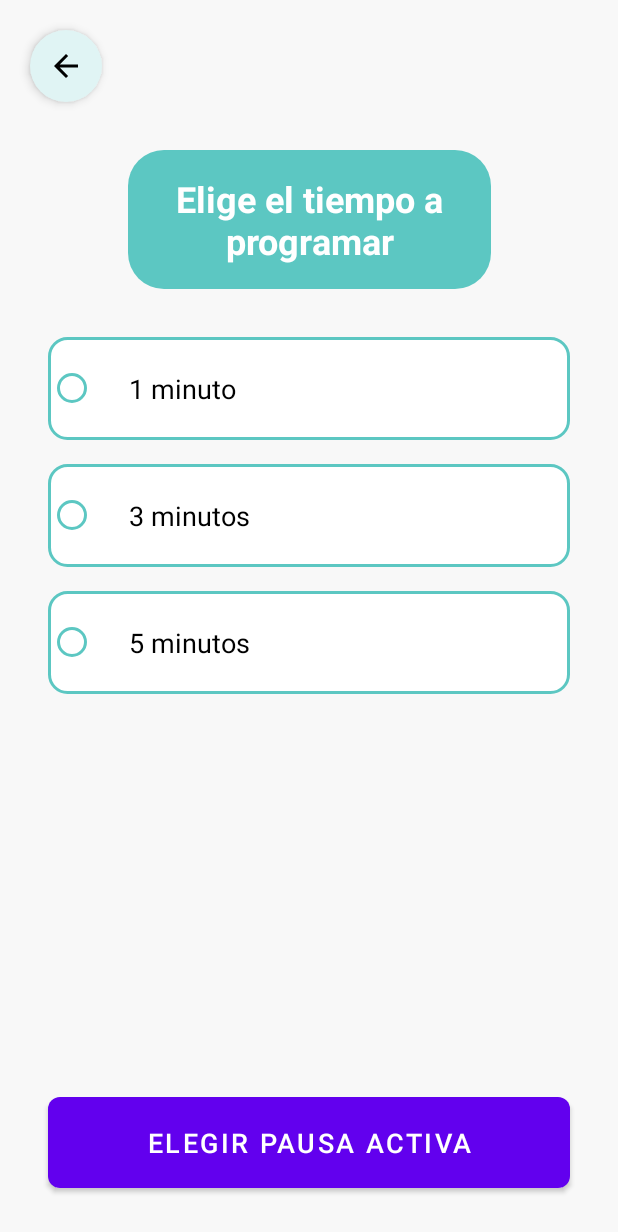
After one commit to EdisonJA98/DSM_Proyecto_UniBalance, an Android app: the ProgramarTiempoActivity screen opened directly, with no data from a screen before it, on a phone screen of 412 x 824 dp. The commit adds this screen. Shown: the top 1232 px of the screen. Run offline under Robolectric (Android 15) with nearby library versions, the phone set to English and light mode, and no system bars.

Commit message:
Programar pausa activa - Navegacion lista. faltaria que aparezca en forma de notificacion y rediriga al menu o a la pausa activa programada.

```diff
--- a/app/src/main/java/com/example/dsmproyecto/ui/activebreak/PausasActivasActivity.kt
+++ b/app/src/main/java/com/example/dsmproyecto/ui/activebreak/PausasActivasActivity.kt
@@ -9,6 +9,7 @@ import android.widget.TextView
 import android.widget.Toast
 import com.example.dsmproyecto.R
 import com.example.dsmproyecto.ui.activebreak.eyecare.CuidadoVisualActivity
+import com.example.dsmproyecto.ui.activebreak.scheduler.ProgramarTiempoActivity
 import com.example.dsmproyecto.ui.activebreak.stretchingexercises.EstiramientoActivity
 
 class PausasActivasActivity : AppCompatActivity() {
@@ -27,7 +28,8 @@ class PausasActivasActivity : AppCompatActivity() {
 
         // 3. Configurar el botón "Programar"
         findViewById<View>(R.id.btn_programar).setOnClickListener {
-            Toast.makeText(this, "Funcionalidad 'Programar' Pendiente", Toast.LENGTH_SHORT).show()
+            val intent = Intent(this, ProgramarTiempoActivity::class.java)
+            startActivity(intent)
         }
     }
 
--- /dev/null
+++ b/app/src/main/java/prueba/scheduler/ProgramarTiempoActivity.kt
@@ -0,0 +1,45 @@
+package com.example.dsmproyecto.ui.activebreak.scheduler
+
+import android.content.Intent
+import android.os.Bundle
+import android.view.View
+import android.widget.Button
+import android.widget.RadioGroup
+import android.widget.Toast
+import androidx.appcompat.app.AppCompatActivity
+import com.example.dsmproyecto.R
+
+class ProgramarTiempoActivity : AppCompatActivity() {
+
+    private var selectedTimeMinutes: Int = 0
+
+    override fun onCreate(savedInstanceState: Bundle?) {
+        super.onCreate(savedInstanceState)
+        setContentView(R.layout.activity_programar_tiempo)
+
+        findViewById<View>(R.id.btn_back).setOnClickListener { finish() }
+
+        val radioGroup = findViewById<RadioGroup>(R.id.rg_time_selection)
+        val btnNext = findViewById<Button>(R.id.btn_next)
+
+        // Listener para guardar la selección
+        radioGroup.setOnCheckedChangeListener { _, checkedId ->
+            when (checkedId) {
+                R.id.rb_1_min -> selectedTimeMinutes = 1
+                R.id.rb_3_min -> selectedTimeMinutes = 3
+                R.id.rb_5_min -> selectedTimeMinutes = 5
+            }
+        }
+
+        btnNext.setOnClickListener {
+            if (selectedTimeMinutes == 0) {
+                Toast.makeText(this, "Por favor selecciona un tiempo", Toast.LENGTH_SHORT).show()
+            } else {
+                // Pasamos a la siguiente pantalla enviando el tiempo seleccionado
+                val intent = Intent(this, ProgramarTipoPausaActivity::class.java)
+                intent.putExtra("EXTRA_TIME_MINUTES", selectedTimeMinutes)
+                startActivity(intent)
+            }
+        }
+    }
+}
--- /dev/null
+++ b/app/src/main/res/drawable/bg_radio_option_selector.xml
@@ -0,0 +1,28 @@
+<?xml version="1.0" encoding="utf-8"?>
+<selector xmlns:android="http://schemas.android.com/apk/res/android">
+
+    <!-- 1. ESTADO SELECCIONADO (Checked = true) -->
+    <item android:state_checked="true">
+        <shape android:shape="rectangle">
+            <solid android:color="@color/white" />
+            <!-- Borde Turquesa un poco más grueso para indicar selección -->
+            <stroke
+                android:width="2dp"
+                android:color="@color/color_accent_primary" />
+            <corners android:radius="12dp" />
+        </shape>
+    </item>
+
+    <!-- 2. ESTADO NORMAL (No seleccionado) -->
+    <item>
+        <shape android:shape="rectangle">
+            <solid android:color="@color/white" />
+            <!-- Borde Turquesa muy fino (1dp) como pediste -->
+            <stroke
+                android:width="2dp"
+                android:color="@color/color_accent_primary" />
+            <corners android:radius="12dp" />
+        </shape>
+    </item>
+
+</selector>
--- a/app/src/main/res/layout/activity_estiramiento.xml
+++ b/app/src/main/res/layout/activity_estiramiento.xml
@@ -147,7 +147,7 @@
             android:layout_height="wrap_content"
             android:text="minutos        seg"
             android:textSize="14sp"
-            android:textColor="@color/gray_subtitle"/>
+            android:textColor="@color/black"/>
 
     </LinearLayout>
 
--- /dev/null
+++ b/app/src/main/res/layout/activity_programar_tiempo.xml
@@ -0,0 +1,110 @@
+<?xml version="1.0" encoding="utf-8"?>
+<androidx.constraintlayout.widget.ConstraintLayout
+    xmlns:android="http://schemas.android.com/apk/res/android"
+    xmlns:app="http://schemas.android.com/apk/res-auto"
+    android:layout_width="match_parent"
+    android:layout_height="match_parent"
+    android:background="@color/color_fondo_general">
+
+    <!-- Botón de Retroceso -->
+    <ImageButton
+        android:id="@+id/btn_back"
+        android:layout_width="48dp"
+        android:layout_height="48dp"
+        android:layout_marginStart="20dp"
+        android:layout_marginTop="20dp"
+        android:background="@drawable/bg_icon_circle"
+        android:elevation="4dp"
+        android:src="@drawable/ic_arrow_back"
+        app:tint="@color/black"
+        android:contentDescription="Volver"
+        app:layout_constraintStart_toStartOf="parent"
+        app:layout_constraintTop_toTopOf="parent" />
+
+    <!-- Título -->
+    <TextView
+        android:id="@+id/tv_title"
+        android:layout_width="wrap_content"
+        android:layout_height="wrap_content"
+        android:layout_marginTop="32dp"
+        android:paddingStart="32dp"
+        android:paddingEnd="32dp"
+        android:text="Elige el tiempo a\nprogramar"
+        android:textSize="24sp"
+        android:textStyle="bold"
+        android:textColor="@color/white"
+        android:gravity="center"
+        android:background="@drawable/bg_rounded_header"
+        app:layout_constraintEnd_toEndOf="parent"
+        app:layout_constraintStart_toStartOf="parent"
+        app:layout_constraintTop_toBottomOf="@+id/btn_back" />
+
+    <!-- Opciones de Tiempo (RadioGroup) -->
+    <RadioGroup
+        android:id="@+id/rg_time_selection"
+        android:layout_width="match_parent"
+        android:layout_height="wrap_content"
+        android:layout_margin="32dp"
+        android:orientation="vertical"
+        app:layout_constraintTop_toBottomOf="@+id/tv_title"
+        app:layout_constraintStart_toStartOf="parent"
+        app:layout_constraintEnd_toEndOf="parent">
+
+        <!-- Opción 1 min -->
+        <RadioButton
+            android:id="@+id/rb_1_min"
+            android:layout_width="match_parent"
+            android:layout_height="wrap_content"
+            android:text="1 minuto"
+            android:textSize="18sp"
+            android:textColor="@color/black"
+            android:padding="22dp"
+            android:layout_marginBottom="16dp"
+            android:buttonTint="@color/color_accent_primary"
+            android:background="@drawable/bg_radio_option_selector" /> <!-- Padding aumentado a 22dp -->
+
+        <!-- Opción 3 min -->
+        <RadioButton
+            android:id="@+id/rb_3_min"
+            android:layout_width="match_parent"
+            android:layout_height="wrap_content"
+            android:text="3 minutos"
+            android:textSize="18sp"
+            android:textColor="@color/black"
+            android:padding="22dp"
+            android:layout_marginBottom="16dp"
+            android:buttonTint="@color/color_accent_primary"
+            android:background="@drawable/bg_radio_option_selector" /> <!-- Padding aumentado a 22dp -->
+
+        <!-- Opción 5 min -->
+        <RadioButton
+            android:id="@+id/rb_5_min"
+            android:layout_width="match_parent"
+            android:layout_height="wrap_content"
+            android:text="5 minutos"
+            android:textSize="18sp"
+            android:textColor="@color/black"
+            android:padding="22dp"
+            android:layout_marginBottom="16dp"
+            android:buttonTint="@color/color_accent_primary"
+            android:background="@drawable/bg_radio_option_selector" /> <!-- Padding aumentado a 22dp -->
+
+    </RadioGroup>
+
+    <!-- Botón Siguiente -->
+    <Button
+        android:id="@+id/btn_next"
+        android:layout_width="0dp"
+        android:layout_height="wrap_content"
+        android:layout_marginBottom="32dp"
+        android:layout_marginHorizontal="32dp"
+        android:text="Elegir pausa activa"
+        android:textSize="18sp"
+        android:padding="12dp"
+        android:textColor="@color/white"
+        android:background="@drawable/bg_rounded_button"
+        app:layout_constraintBottom_toBottomOf="parent"
+        app:layout_constraintStart_toStartOf="parent"
+        app:layout_constraintEnd_toEndOf="parent"/>
+
+</androidx.constraintlayout.widget.ConstraintLayout>
```
Also changed, not shown: app/src/main/AndroidManifest.xml (+14 -0 lines), app/src/main/java/prueba/scheduler/ProgramarTipoPausaActivity.kt (added, +95 -0 lines), app/src/main/res/layout/activity_programar_tipo_pausa.xml (added, +91 -0 lines).
